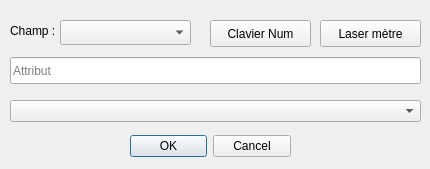
Before: the Qt Designer form forms/entrer_attribut_dialog.ui in mariusfm54/APNCad, drawn with Qt 5.
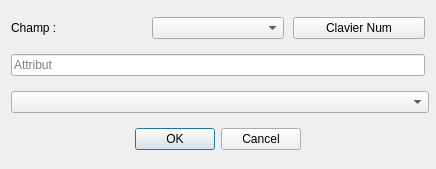
After: the same form once the commit is applied. Custom widgets are drawn as their Qt base class.

Commit message: Compatibilite QT6, suppression camera, options confif outil Image, suppression option lasermetre et reformat ui edititer_attribut, ajoout bouton afficher / cacher infos proprio.

Diff of the .ui file:
```diff
--- a/forms/entrer_attribut_dialog.ui
+++ b/forms/entrer_attribut_dialog.ui
@@ -6,37 +6,64 @@
    <rect>
     <x>0</x>
     <y>0</y>
-    <width>430</width>
+    <width>436</width>
     <height>169</height>
    </rect>
   </property>
+  <property name="minimumSize">
+   <size>
+    <width>436</width>
+    <height>169</height>
+   </size>
+  </property>
   <property name="windowTitle">
    <string>Entrer un attribut</string>
   </property>
-  <widget class="QDialogButtonBox" name="buttonBox">
-   <property name="geometry">
-    <rect>
-     <x>130</x>
-     <y>130</y>
-     <width>161</width>
-     <height>32</height>
-    </rect>
+  <layout class="QVBoxLayout" name="verticalLayout">
+   <property name="spacing">
+    <number>9</number>
    </property>
-   <property name="orientation">
-    <enum>Qt::Horizontal</enum>
-   </property>
-   <property name="standardButtons">
-    <set>QDialogButtonBox::Cancel|QDialogButtonBox::Ok</set>
-   </property>
-  </widget>
+   <item>
+    <layout class="QHBoxLayout" name="horizontalLayout">
+     <item>
+      <widget class="QLabel" name="label">
+       <property name="sizePolicy">
+        <sizepolicy hsizetype="Preferred" vsizetype="Preferred">
+         <horstretch>0</horstretch>
+         <verstretch>0</verstretch>
+        </sizepolicy>
+       </property>
+       <property name="text">
+        <string>Champ :</string>
+       </property>
+      </widget>
+     </item>
+     <item>
+      <widget class="QComboBox" name="comboBox_field">
+       <property name="sizePolicy">
+        <sizepolicy hsizetype="Preferred" vsizetype="Fixed">
+         <horstretch>0</horstretch>
+         <verstretch>0</verstretch>
+        </sizepolicy>
+       </property>
+      </widget>
+     </item>
+     <item>
+      <widget class="QPushButton" name="pushButton_clavier">
+       <property name="text">
+        <string>Clavier Num</string>
+       </property>
+      </widget>
+     </item>
+    </layout>
+   </item>
+   <item>
   <widget class="QgsFilterLineEdit" name="lineedit_attribut">
-   <property name="geometry">
-    <rect>
-     <x>10</x>
-     <y>57</y>
-     <width>411</width>
-     <height>27</height>
-    </rect>
+     <property name="sizePolicy">
+      <sizepolicy hsizetype="Expanding" vsizetype="Fixed">
+       <horstretch>0</horstretch>
+       <verstretch>0</verstretch>
+      </sizepolicy>
    </property>
    <property name="placeholderText">
     <string>Attribut</string>
@@ -45,65 +72,28 @@
     <string notr="true"/>
    </property>
   </widget>
-  <widget class="QPushButton" name="pushButton_clavier">
-   <property name="geometry">
-    <rect>
-     <x>210</x>
-     <y>20</y>
-     <width>101</width>
-     <height>27</height>
-    </rect>
-   </property>
-   <property name="text">
-    <string>Clavier Num</string>
-   </property>
-  </widget>
-  <widget class="QPushButton" name="pushButton_laser">
-   <property name="geometry">
-    <rect>
-     <x>320</x>
-     <y>20</y>
-     <width>101</width>
-     <height>27</height>
-    </rect>
-   </property>
-   <property name="text">
-    <string>Laser mètre</string>
-   </property>
-  </widget>
+   </item>
+   <item>
   <widget class="QComboBox" name="comboBox_texte">
-   <property name="geometry">
-    <rect>
-     <x>10</x>
-     <y>100</y>
-     <width>411</width>
-     <height>22</height>
-    </rect>
-   </property>
-  </widget>
-  <widget class="QLabel" name="label">
-   <property name="geometry">
-    <rect>
-     <x>10</x>
-     <y>20</y>
-     <width>47</width>
-     <height>21</height>
-    </rect>
-   </property>
-   <property name="text">
-    <string>Champ :</string>
-   </property>
-  </widget>
-  <widget class="QComboBox" name="comboBox_field">
-   <property name="geometry">
-    <rect>
-     <x>60</x>
-     <y>20</y>
-     <width>131</width>
-     <height>25</height>
-    </rect>
-   </property>
-  </widget>
+     <property name="minimumSize">
+      <size>
+       <width>418</width>
+       <height>20</height>
+      </size>
+     </property>
+    </widget>
+   </item>
+   <item>
+    <widget class="QDialogButtonBox" name="buttonBox">
+     <property name="standardButtons">
+      <set>QDialogButtonBox::Cancel|QDialogButtonBox::Ok</set>
+     </property>
+     <property name="centerButtons">
+      <bool>true</bool>
+     </property>
+    </widget>
+   </item>
+  </layout>
  </widget>
  <customwidgets>
   <customwidget>
```
Lines whose indentation alone changed are shown as unchanged. The commit also changes 18 other files.
